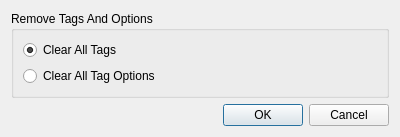
This is liteidex/src/plugins/golangedit/goremovetagsdialog.ui in visualfc/liteide as Qt 5 draws it before an edit. The edited form follows.
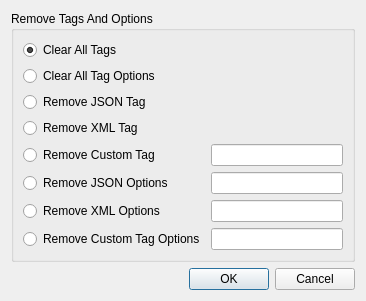
This is the edited form.

Commit message: golangedit: update remove tag dialog

The edit to the form file:
```diff
--- a/liteidex/src/plugins/golangedit/goremovetagsdialog.ui
+++ b/liteidex/src/plugins/golangedit/goremovetagsdialog.ui
@@ -6,8 +6,8 @@
    <rect>
     <x>0</x>
     <y>0</y>
-    <width>400</width>
-    <height>117</height>
+    <width>366</width>
+    <height>265</height>
    </rect>
   </property>
   <property name="windowTitle">
@@ -19,8 +19,8 @@
      <property name="title">
       <string>Remove Tags And Options</string>
      </property>
-     <layout class="QVBoxLayout" name="verticalLayout">
-      <item>
+     <layout class="QGridLayout" name="gridLayout">
+      <item row="0" column="0">
        <widget class="QRadioButton" name="clearAllTagsRadioButton">
         <property name="text">
          <string>Clear All Tags</string>
@@ -30,13 +30,67 @@
         </property>
        </widget>
       </item>
-      <item>
+      <item row="1" column="0">
        <widget class="QRadioButton" name="removeAllOptionsRadioButton">
         <property name="text">
          <string>Clear All Tag Options</string>
         </property>
        </widget>
       </item>
+      <item row="2" column="0">
+       <widget class="QRadioButton" name="removeJsonTagRadioButton">
+        <property name="text">
+         <string>Remove JSON Tag</string>
+        </property>
+       </widget>
+      </item>
+      <item row="3" column="0">
+       <widget class="QRadioButton" name="removeXmlTagRadioButton">
+        <property name="text">
+         <string>Remove XML Tag</string>
+        </property>
+       </widget>
+      </item>
+      <item row="4" column="0">
+       <widget class="QRadioButton" name="removeCustomTagRadioButton">
+        <property name="text">
+         <string>Remove Custom Tag</string>
+        </property>
+       </widget>
+      </item>
+      <item row="4" column="1">
+       <widget class="QLineEdit" name="customTaglineEdit"/>
+      </item>
+      <item row="5" column="0">
+       <widget class="QRadioButton" name="removeJsonOptionRadioButton">
+        <property name="text">
+         <string>Remove JSON Options</string>
+        </property>
+       </widget>
+      </item>
+      <item row="5" column="1">
+       <widget class="QLineEdit" name="jsonOptionLineEdit"/>
+      </item>
+      <item row="6" column="0">
+       <widget class="QRadioButton" name="removeXmlOptionRadioButton">
+        <property name="text">
+         <string>Remove XML Options</string>
+        </property>
+       </widget>
+      </item>
+      <item row="6" column="1">
+       <widget class="QLineEdit" name="xmlOptionLineEdit"/>
+      </item>
+      <item row="7" column="0">
+       <widget class="QRadioButton" name="removeCustomOptionRadioButton">
+        <property name="text">
+         <string>Remove Custom Tag Options</string>
+        </property>
+       </widget>
+      </item>
+      <item row="7" column="1">
+       <widget class="QLineEdit" name="customOptionLineEdit"/>
+      </item>
      </layout>
     </widget>
    </item>
```
The commit also changes 1 other file.
